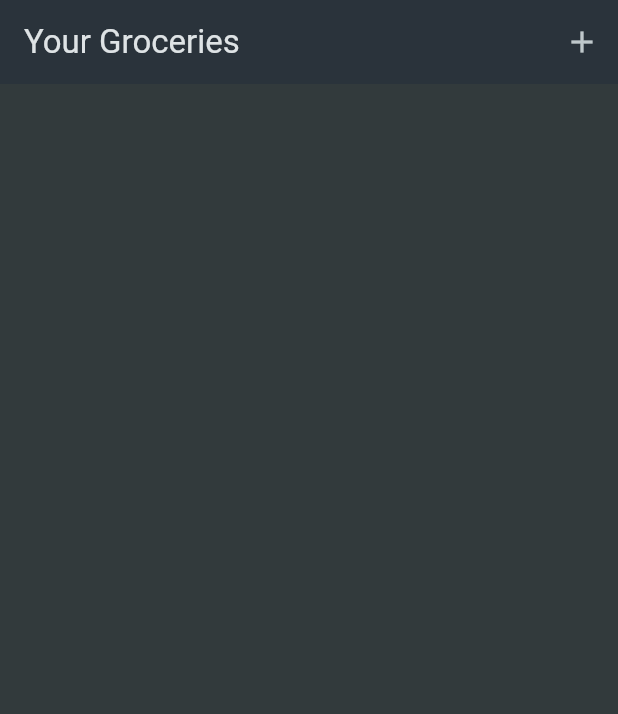
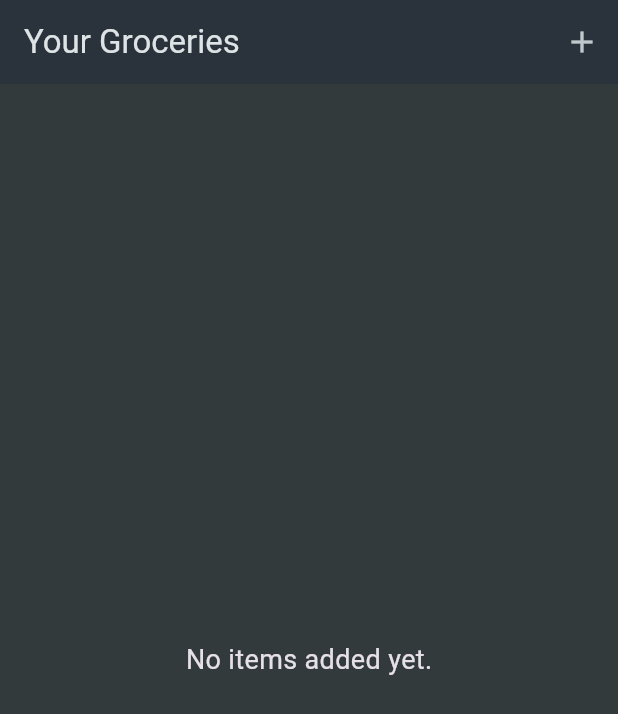
Before and after one commit to alexbulanovgoodmail/flutter_groceries, a Flutter app: the screen it shows after launch, on a phone screen of 412 x 824 dp. Shown: the top 714 px of the screen. Run offline on Flutter 3.47's test engine with Material 3 defaults, Android fonts, the phone set to English and light mode, and no system bars.

Commit message:
Заполнитель содержимого

```diff
--- a/lib/widgets/grocery_list.dart
+++ b/lib/widgets/grocery_list.dart
@@ -25,12 +25,12 @@ class _GroceryListState extends State<GroceryList> {
 
   @override
   Widget build(BuildContext context) {
-    return Scaffold(
-      appBar: AppBar(
-        title: const Text('Your Groceries'),
-        actions: [IconButton(onPressed: _addItem, icon: const Icon(Icons.add))],
-      ),
-      body: ListView.builder(
+    Widget content = const Center(
+      child: Text('No items added yet.', style: TextStyle(fontSize: 18.0)),
+    );
+
+    if (_groceryItems.isNotEmpty) {
+      content = ListView.builder(
         itemCount: _groceryItems.length,
         itemBuilder: (context, index) => ListTile(
           leading: Container(
@@ -41,7 +41,15 @@ class _GroceryListState extends State<GroceryList> {
           title: Text(_groceryItems[index].name),
           trailing: Text(_groceryItems[index].quantity.toString()),
         ),
+      );
+    }
+
+    return Scaffold(
+      appBar: AppBar(
+        title: const Text('Your Groceries'),
+        actions: [IconButton(onPressed: _addItem, icon: const Icon(Icons.add))],
       ),
+      body: content,
     );
   }
 }
```
